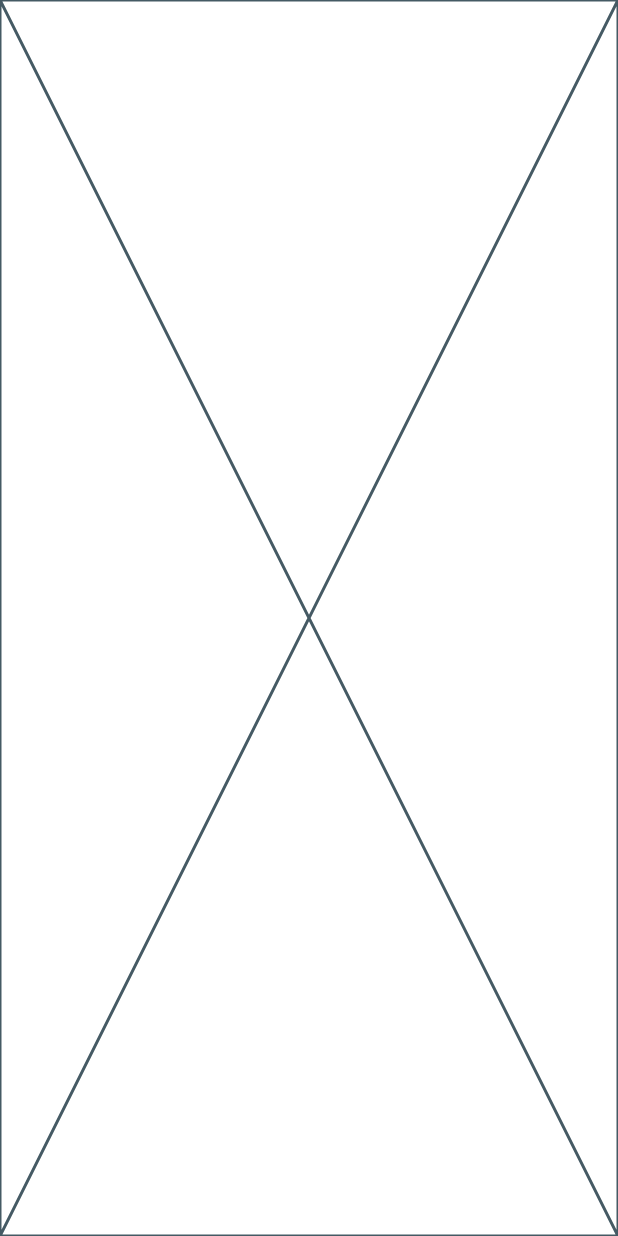
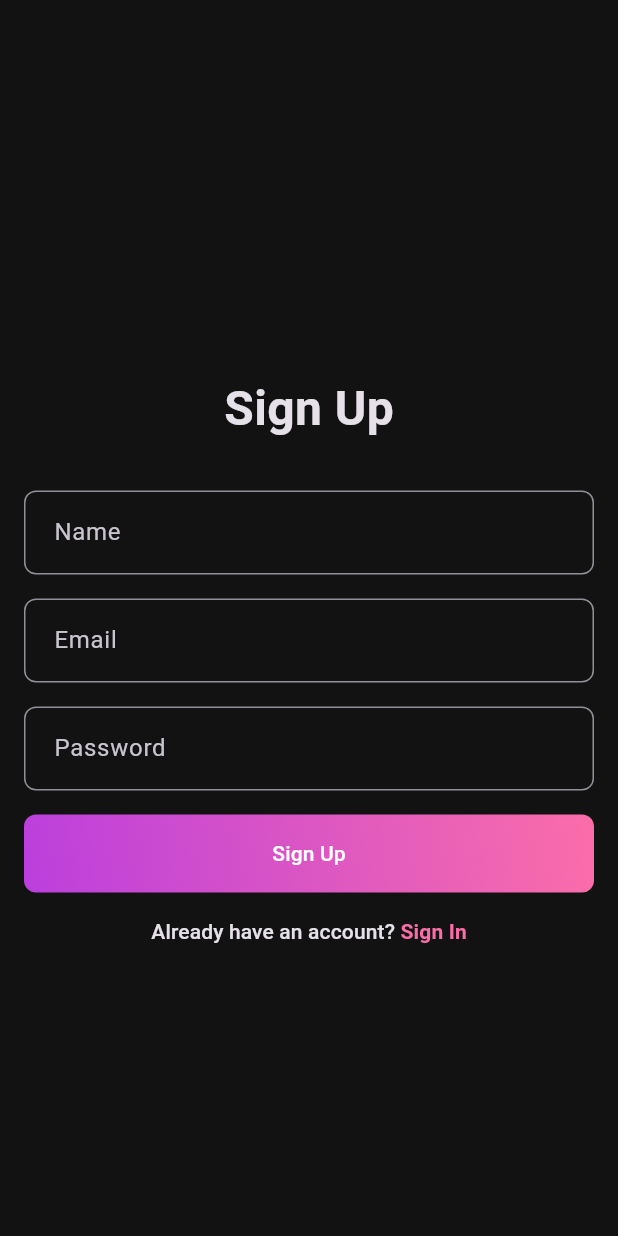
Before and after one commit to thynamoral/flutter-mvvm-riverpod, a Flutter app: the screen it shows after launch, on a phone screen of 412 x 824 dp. Run offline on Flutter 3.47's test engine with Material 3 defaults, Android fonts, the phone set to English and light mode, and no system bars.

Commit message:
init sign-up view

```diff
--- a/lib/main.dart
+++ b/lib/main.dart
@@ -1,3 +1,5 @@
+import 'package:client/core/theme/app_theme.dart';
+import 'package:client/views/sign_up/sign_up_view.dart';
 import 'package:flutter/material.dart';
 
 void main() {
@@ -12,8 +14,8 @@ class MyApp extends StatelessWidget {
   Widget build(BuildContext context) {
     return MaterialApp(
       title: 'Spotify Clone',
-      theme: ThemeData.dark(),
-      home: const Placeholder(),
+      theme: AppTheme.darkThemeMode,
+      home: const SignUpView(),
     );
   }
 }
--- /dev/null
+++ b/lib/views/sign_up/local_widgets/sign_up_button.dart
@@ -0,0 +1,30 @@
+import 'package:client/core/theme/app_color_pallete.dart';
+import 'package:client/core/theme/app_theme.dart';
+import 'package:flutter/material.dart';
+
+class SignUpButton extends StatelessWidget {
+  const SignUpButton({super.key});
+
+  @override
+  Widget build(BuildContext context) {
+    return Container(
+      width: double.infinity,
+      decoration: BoxDecoration(
+        gradient: const LinearGradient(
+          colors: [AppColor.gradient1, AppColor.gradient2],
+          begin: Alignment.bottomLeft,
+          end: Alignment.topRight,
+        ),
+        borderRadius: AppTheme.borderRadius(),
+      ),
+      child: ElevatedButton(
+        onPressed: () {},
+        style: ElevatedButton.styleFrom(
+          backgroundColor: AppColor.transparentColor,
+          shadowColor: AppColor.transparentColor,
+        ),
+        child: Text('Sign Up'),
+      ),
+    );
+  }
+}
--- /dev/null
+++ b/lib/views/sign_up/sign_up_view.dart
@@ -0,0 +1,83 @@
+import 'package:client/core/theme/app_color_pallete.dart';
+import 'package:client/views/sign_up/local_widgets/sign_up_button.dart';
+import 'package:client/widgets/ui/app_text_field.dart';
+import 'package:flutter/material.dart';
+
+class SignUpView extends StatefulWidget {
+  const SignUpView({super.key});
+
+  @override
+  State<SignUpView> createState() => _SignUpViewState();
+}
+
+class _SignUpViewState extends State<SignUpView> {
+  final formKey = GlobalKey<FormState>();
+  final nameController = TextEditingController();
+  final emailController = TextEditingController();
+  final passwordController = TextEditingController();
+
+  @override
+  void dispose() {
+    nameController.dispose();
+    emailController.dispose();
+    passwordController.dispose();
+    super.dispose();
+    formKey.currentState?.validate();
+  }
+
+  @override
+  Widget build(BuildContext context) {
+    return Scaffold(
+      appBar: AppBar(),
+      body: Center(
+        child: Padding(
+          padding: const EdgeInsets.all(16),
+          child: Form(
+            key: formKey,
+            child: Column(
+              mainAxisAlignment: MainAxisAlignment.center,
+              children: [
+                const Text(
+                  'Sign Up',
+                  style: TextStyle(fontSize: 32, fontWeight: FontWeight.bold),
+                ),
+                const SizedBox(height: 32),
+                Column(
+                  spacing: 16,
+                  children: [
+                    AppTextField(controller: nameController, hintText: 'Name'),
+                    AppTextField(
+                      controller: emailController,
+                      hintText: 'Email',
+                    ),
+                    AppTextField(
+                      controller: passwordController,
+                      hintText: 'Password',
+                      isObscureText: true,
+                    ),
+                    SignUpButton(),
+                    RichText(
+                      text: TextSpan(
+                        style: Theme.of(context).textTheme.titleSmall,
+                        text: 'Already have an account? ',
+                        children: [
+                          TextSpan(
+                            text: 'Sign In',
+                            style: TextStyle(
+                              color: AppColor.gradient2,
+                              fontWeight: FontWeight.bold,
+                            ),
+                          ),
+                        ],
+                      ),
+                    ),
+                  ],
+                ),
+              ],
+            ),
+          ),
+        ),
+      ),
+    );
+  }
+}
--- /dev/null
+++ b/lib/widgets/ui/app_text_field.dart
@@ -0,0 +1,28 @@
+import 'package:flutter/material.dart';
+
+class AppTextField extends StatelessWidget {
+  const AppTextField({
+    super.key,
+    required this.hintText,
+    required this.controller,
+    this.isObscureText = false,
+  });
+
+  final String hintText;
+  final TextEditingController controller;
+  final bool isObscureText;
+
+  @override
+  Widget build(BuildContext context) {
+    return TextFormField(
+      obscureText: isObscureText,
+      validator: (value) {
+        if (value!.trim().isEmpty) {
+          return '$hintText is required';
+        }
+        return null;
+      },
+      decoration: InputDecoration(hintText: hintText),
+    );
+  }
+}
```
Also changed, not shown: lib/views/sign_up/sign_up_view_model.dart (added).
